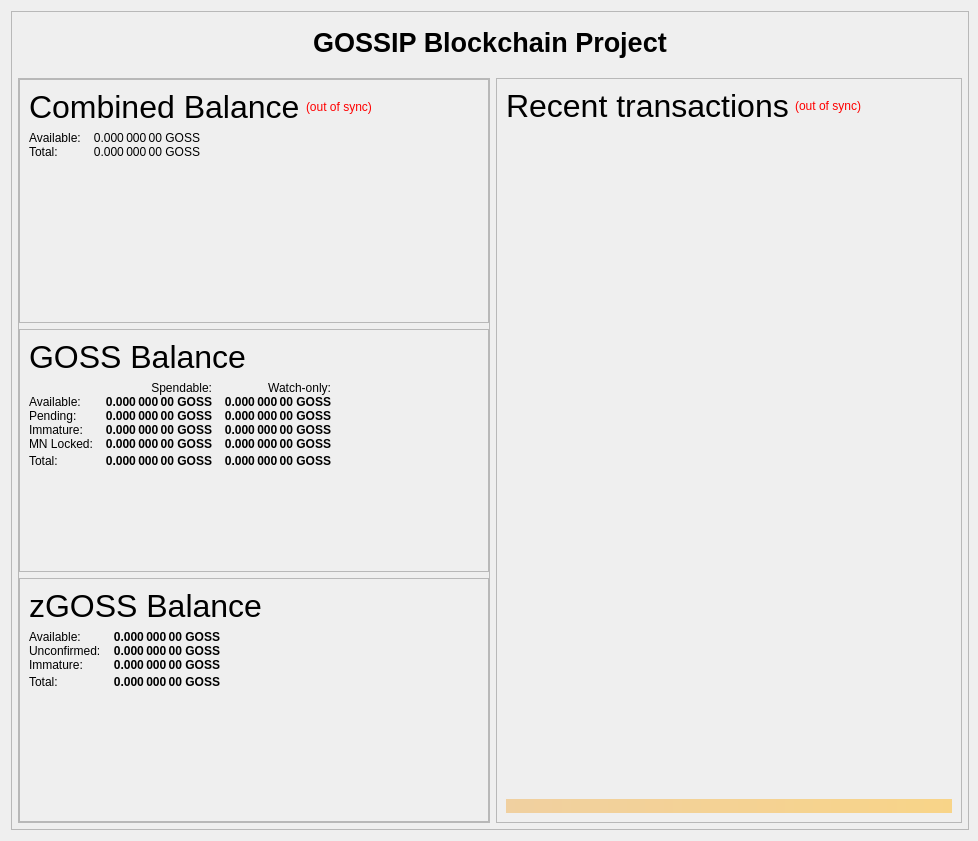
Before: the Qt Designer form src/qt/forms/overviewpage.ui in vircle/gossip, drawn with Qt 5.
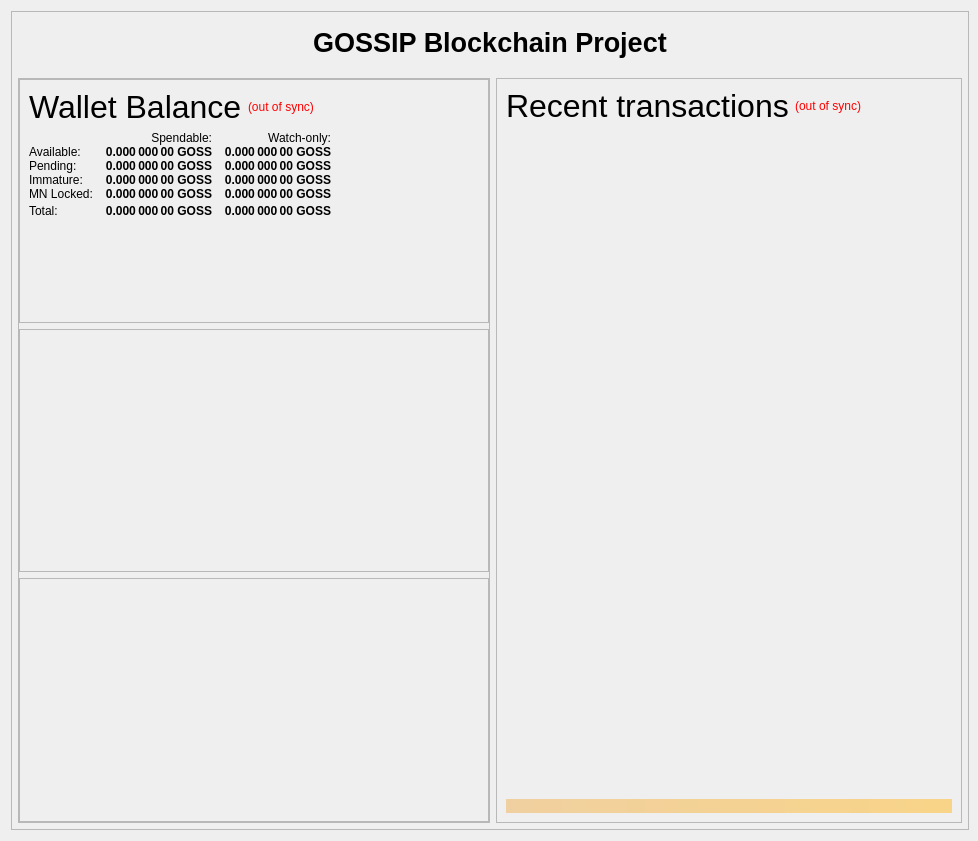
After: the same form once the commit is applied. Icons and pictures are not drawn.

Patch:
```diff
--- a/src/qt/forms/overviewpage.ui
+++ b/src/qt/forms/overviewpage.ui
@@ -195,9 +195,9 @@
                       <enum>QLayout::SetNoConstraint</enum>
                      </property>
                      <item>
-                      <layout class="QHBoxLayout" name="horizontalLayout_5" stretch="0,0,0">
+                      <layout class="QHBoxLayout" name="horizontalLayout_4">
                        <item>
-                        <widget class="QLabel" name="label_5z">
+                        <widget class="QLabel" name="label_5">
                          <property name="minimumSize">
                           <size>
                            <width>0</width>
@@ -215,7 +215,7 @@
                           <string>Combined Balance (including unconfirmed and immature coins)</string>
                          </property>
                          <property name="text">
-                          <string>Combined Balance</string>
+                          <string>Wallet Balance</string>
                          </property>
                         </widget>
                        </item>
@@ -239,155 +239,6 @@
                         </widget>
                        </item>
                        <item>
-                        <spacer name="horizontalSpacer_1">
-                         <property name="orientation">
-                          <enum>Qt::Horizontal</enum>
-                         </property>
-                         <property name="sizeHint" stdset="0">
-                          <size>
-                           <width>40</width>
-                           <height>20</height>
-                          </size>
-                         </property>
-                        </spacer>
-                       </item>
-                      </layout>
-                     </item>
-                     <item>
-                      <layout class="QGridLayout" name="gridLayout_3">
-                       <property name="horizontalSpacing">
-                        <number>12</number>
-                       </property>
-                       <property name="verticalSpacing">
-                        <number>0</number>
-                       </property>
-                       <item row="1" column="0">
-                        <widget class="QLabel" name="labelBalanceTextz">
-                         <property name="text">
-                          <string>Available:</string>
-                         </property>
-                        </widget>
-                       </item>
-                       <item row="1" column="1">
-                        <widget class="QLabel" name="labelBalancez">
-                         <property name="font">
-                          <font>
-                           <weight>50</weight>
-                           <bold>false</bold>
-                          </font>
-                         </property>
-                         <property name="cursor">
-                          <cursorShape>IBeamCursor</cursorShape>
-                         </property>
-                         <property name="toolTip">
-                          <string>Your current spendable balance</string>
-                         </property>
-                         <property name="text">
-                          <string notr="true">0.000 000 00 GOSS</string>
-                         </property>
-                         <property name="alignment">
-                          <set>Qt::AlignRight|Qt::AlignTrailing|Qt::AlignVCenter</set>
-                         </property>
-                         <property name="textInteractionFlags">
-                          <set>Qt::LinksAccessibleByMouse|Qt::TextSelectableByKeyboard|Qt::TextSelectableByMouse</set>
-                         </property>
-                        </widget>
-                       </item>
-                       <item row="2" column="0">
-                        <widget class="QLabel" name="labelTotalTextz">
-                         <property name="text">
-                          <string>Total:</string>
-                         </property>
-                        </widget>
-                       </item>
-                       <item row="2" column="1">
-                        <widget class="QLabel" name="labelTotalz">
-                         <property name="font">
-                          <font>
-                           <weight>50</weight>
-                           <bold>false</bold>
-                          </font>
-                         </property>
-                         <property name="cursor">
-                          <cursorShape>IBeamCursor</cursorShape>
-                         </property>
-                         <property name="toolTip">
-                          <string>Total Balance, including all unavailable coins.</string>
-                         </property>
-                         <property name="text">
-                          <string notr="true">0.000 000 00 GOSS</string>
-                         </property>
-                         <property name="alignment">
-                          <set>Qt::AlignRight|Qt::AlignTrailing|Qt::AlignVCenter</set>
-                         </property>
-                         <property name="textInteractionFlags">
-                          <set>Qt::LinksAccessibleByMouse|Qt::TextSelectableByKeyboard|Qt::TextSelectableByMouse</set>
-                         </property>
-                        </widget>
-                       </item>
-                       <item row="2" column="3">
-                        <spacer name="horizontalSpacer_2">
-                         <property name="orientation">
-                          <enum>Qt::Horizontal</enum>
-                         </property>
-                         <property name="sizeHint" stdset="0">
-                          <size>
-                           <width>40</width>
-                           <height>0</height>
-                          </size>
-                         </property>
-                        </spacer>
-                       </item>
-                      </layout>
-                     </item>
-                     <item>
-                      <spacer name="verticalSpacer_1">
-                       <property name="orientation">
-                        <enum>Qt::Vertical</enum>
-                       </property>
-                       <property name="sizeHint" stdset="0">
-                        <size>
-                         <width>20</width>
-                         <height>40</height>
-                        </size>
-                       </property>
-                      </spacer>
-                     </item>
-                    </layout>
-                   </widget>
-                  </item>
-                  <item>
-                   <widget class="QFrame" name="frame_Balances">
-                    <property name="frameShape">
-                     <enum>QFrame::StyledPanel</enum>
-                    </property>
-                    <property name="frameShadow">
-                     <enum>QFrame::Raised</enum>
-                    </property>
-                    <layout class="QVBoxLayout" name="verticalLayout_4">
-                     <item>
-                      <layout class="QHBoxLayout" name="horizontalLayout_4">
-                       <item>
-                        <widget class="QLabel" name="label_5">
-                         <property name="minimumSize">
-                          <size>
-                           <width>0</width>
-                           <height>20</height>
-                          </size>
-                         </property>
-                         <property name="font">
-                          <font>
-                           <pointsize>24</pointsize>
-                           <weight>50</weight>
-                           <bold>false</bold>
-                          </font>
-                         </property>
-                         <property name="text">
-                          <string>GOSS Balance</string>
-                         </property>
-                        </widget>
-                       </item>
-                       <item>
                         <spacer name="horizontalSpacer_3">
                          <property name="orientation">
                           <enum>Qt::Horizontal</enum>
@@ -737,10 +588,41 @@
                       </layout>
                      </item>
                      <item>
+                      <spacer name="verticalSpacer_1">
+                       <property name="orientation">
+                        <enum>Qt::Vertical</enum>
+                       </property>
+                       <property name="sizeType">
+                        <enum>QSizePolicy::Expanding</enum>
+                       </property>
+                       <property name="sizeHint" stdset="0">
+                        <size>
+                         <width>20</width>
+                         <height>40</height>
+                        </size>
+                       </property>
+                      </spacer>
+                     </item>
+                    </layout>
+                   </widget>
+                  </item>
+                  <item>
+                   <widget class="QFrame" name="frame_Balances">
+                    <property name="frameShape">
+                     <enum>QFrame::StyledPanel</enum>
+                    </property>
+                    <property name="frameShadow">
+                     <enum>QFrame::Raised</enum>
+                    </property>
+                    <layout class="QVBoxLayout" name="verticalLayout_4">
+                     <item>
                       <spacer name="verticalSpacer_3">
                        <property name="orientation">
                         <enum>Qt::Vertical</enum>
                        </property>
+                       <property name="sizeType">
+                        <enum>QSizePolicy::Expanding</enum>
+                       </property>
                        <property name="sizeHint" stdset="0">
                         <size>
                          <width>20</width>
@@ -761,199 +643,14 @@
                      <enum>QFrame::Raised</enum>
                     </property>
                     <layout class="QVBoxLayout" name="verticalLayout_7">
-                     <item>
-                      <layout class="QHBoxLayout" name="horizontalLayout_8" stretch="0,0">
-                       <item>
-                        <widget class="QLabel" name="label_5z_3">
-                         <property name="minimumSize">
-                          <size>
-                           <width>0</width>
-                           <height>20</height>
-                          </size>
-                         </property>
-                         <property name="font">
-                          <font>
-                           <pointsize>24</pointsize>
-                           <weight>50</weight>
-                           <bold>false</bold>
-                          </font>
-                         </property>
-                         <property name="text">
-                          <string>zGOSS Balance</string>
-                         </property>
-                        </widget>
-                       </item>
-                       <item>
-                        <spacer name="horizontalSpacer_11">
-                         <property name="orientation">
-                          <enum>Qt::Horizontal</enum>
-                         </property>
-                         <property name="sizeHint" stdset="0">
-                          <size>
-                           <width>40</width>
-                           <height>20</height>
-                          </size>
-                         </property>
-                        </spacer>
-                       </item>
-                      </layout>
-                     </item>
-                     <item>
-                      <layout class="QGridLayout" name="gridLayout_5">
-                       <property name="horizontalSpacing">
-                        <number>12</number>
-                       </property>
-                       <property name="verticalSpacing">
-                        <number>0</number>
-                       </property>
-                       <item row="1" column="0">
-                        <widget class="QLabel" name="labelzBalanceMatureText">
-                         <property name="toolTip">
-                          <string>Mature: more than 20 confirmation and more than 3 mints of the same denomination after it was minted.
-These zGOSS are spendable.</string>
-                         </property>
-                         <property name="text">
-                          <string>Available:</string>
-                         </property>
-                        </widget>
-                       </item>
-                       <item row="1" column="1">
-                        <widget class="QLabel" name="labelzBalanceMature">
-                         <property name="font">
-                          <font>
-                           <weight>75</weight>
-                           <bold>true</bold>
-                          </font>
-                         </property>
-                         <property name="toolTip">
-                          <string>Mature: more than 20 confirmation and more than 3 mints of the same denomination after it was minted.
-These zGOSS are spendable.</string>
-                         </property>
-                         <property name="text">
-                          <string notr="true">0.000 000 00 GOSS</string>
-                         </property>
-                         <property name="alignment">
-                          <set>Qt::AlignRight|Qt::AlignTrailing|Qt::AlignVCenter</set>
-                         </property>
-                        </widget>
-                       </item>
-                       <item row="2" column="0">
-                        <widget class="QLabel" name="labelzBalanceUnconfirmedText">
-                         <property name="toolTip">
-                          <string>Unconfirmed: less than 20 confirmations
-Immature: confirmed, but less than 3 mints of the same denomination after it was minted</string>
-                         </property>
-                         <property name="text">
-                          <string>Unconfirmed:</string>
-                         </property>
-                        </widget>
-                       </item>
-                       <item row="2" column="1">
-                        <widget class="QLabel" name="labelzBalanceUnconfirmed">
-                         <property name="font">
-                          <font>
-                           <weight>75</weight>
-                           <bold>true</bold>
-                          </font>
-                         </property>
-                         <property name="toolTip">
-                          <string>Unconfirmed: less than 20 confirmations
-Immature: confirmed, but less than 3 mints of the same denomination after it was minted</string>
-                         </property>
-                         <property name="text">
-                          <string notr="true">0.000 000 00 GOSS</string>
-                         </property>
-                         <property name="alignment">
-                          <set>Qt::AlignRight|Qt::AlignTrailing|Qt::AlignVCenter</set>
-                         </property>
-                        </widget>
-                       </item>
-                       <item row="3" column="0">
-                        <widget class="QLabel" name="labelzBalanceImmatureText">
-                         <property name="toolTip">
-                          <string>Unconfirmed: less than 20 confirmations
-Immature: confirmed, but less than 3 mints of the same denomination after it was minted</string>
-                         </property>
-                         <property name="text">
-                          <string>Immature:</string>
-                         </property>
-                        </widget>
-                       </item>
-                       <item row="3" column="1">
-                        <widget class="QLabel" name="labelzBalanceImmature">
-                         <property name="font">
-                          <font>
-                           <weight>75</weight>
-                           <bold>true</bold>
-                          </font>
-                         </property>
-                         <property name="toolTip">
-                          <string>Unconfirmed: less than 20 confirmations
-Immature: confirmed, but less than 3 mints of the same denomination after it was minted</string>
-                         </property>
-                         <property name="text">
-                          <string notr="true">0.000 000 00 GOSS</string>
-                         </property>
-                         <property name="alignment">
-                          <set>Qt::AlignRight|Qt::AlignTrailing|Qt::AlignVCenter</set>
-                         </property>
-                        </widget>
-                       </item>
-                       <item row="4" column="0">
-                        <widget class="QLabel" name="labelzBalanceText">
-                         <property name="toolTip">
-                          <string>Your current zGOSS balance, unconfirmed and immature zGOSS included.</string>
-                         </property>
-                         <property name="text">
-                          <string>Total:</string>
-                         </property>
-                        </widget>
-                       </item>
-                       <item row="4" column="1">
-                        <widget class="QLabel" name="labelzBalance">
-                         <property name="font">
-                          <font>
-                           <weight>75</weight>
-                           <bold>true</bold>
-                          </font>
-                         </property>
-                         <property name="cursor">
-                          <cursorShape>IBeamCursor</cursorShape>
-                         </property>
-                         <property name="toolTip">
-                          <string>Your current zGOSS balance, unconfirmed and immature zGOSS included.</string>
-                         </property>
-                         <property name="text">
-                          <string notr="true">0.000 000 00 GOSS</string>
-                         </property>
-                         <property name="alignment">
-                          <set>Qt::AlignRight|Qt::AlignTrailing|Qt::AlignVCenter</set>
-                         </property>
-                         <property name="textInteractionFlags">
-                          <set>Qt::LinksAccessibleByMouse|Qt::TextSelectableByKeyboard|Qt::TextSelectableByMouse</set>
-                         </property>
-                        </widget>
-                       </item>
-                       <item row="4" column="2">
-                        <spacer name="horizontalSpacer_4">
-                         <property name="orientation">
-                          <enum>Qt::Horizontal</enum>
-                         </property>
-                         <property name="sizeHint" stdset="0">
-                          <size>
-                           <width>40</width>
-                           <height>20</height>
-                          </size>
-                         </property>
-                        </spacer>
-                       </item>
-                      </layout>
-                     </item>
                      <item>
                       <spacer name="verticalSpacer_4">
                        <property name="orientation">
                         <enum>Qt::Vertical</enum>
                        </property>
+                       <property name="sizeType">
+                        <enum>QSizePolicy::Expanding</enum>
+                       </property>
                        <property name="sizeHint" stdset="0">
                         <size>
                          <width>20</width>
```
Left out of the diff: 297 changed lines with no effect on the pictures.
